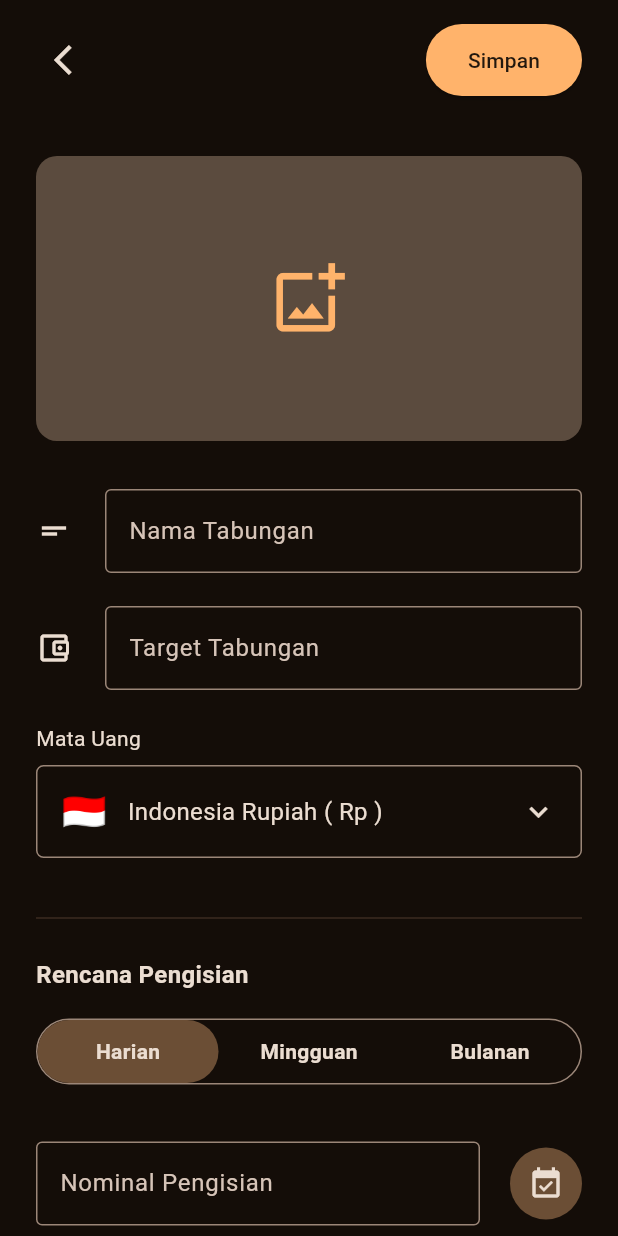
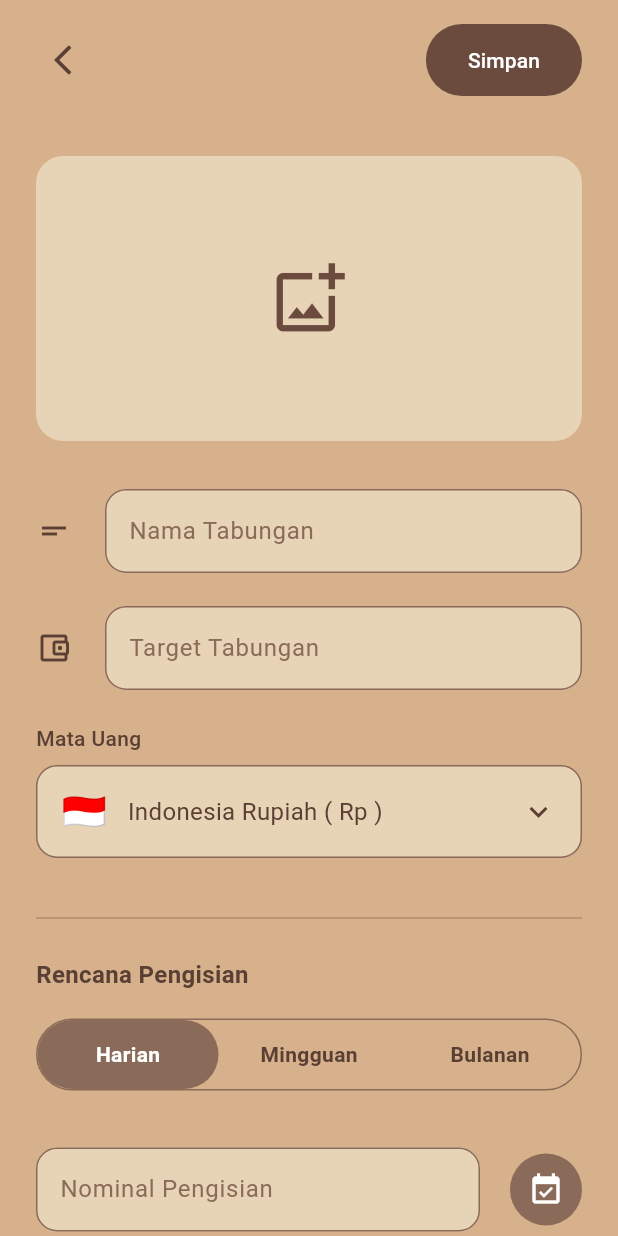
Before and after one commit to Ridrelog/plan-flex, a Flutter app: the TambahPage screen opened directly, on a phone screen of 412 x 824 dp. Run offline on Flutter 3.47's test engine with Material 3 defaults, Android fonts, the phone set to English and light mode, and no system bars; our stand-ins replace connectivity_plus, image_picker, sqflite; missing offline and left inert: flutter_internet_speed_test_pro; accounts and stored records are empty.

Commit message:
warna tabungan

```diff
--- a/lib/features/tabungan/tambah_page.dart
+++ b/lib/features/tabungan/tambah_page.dart
@@ -85,6 +85,7 @@ class _TambahPageState extends State<TambahPage> {
     }
 
     if (!mounted) return;
+
     Navigator.pop(context, true);
   }
 
@@ -98,10 +99,10 @@ class _TambahPageState extends State<TambahPage> {
 
   @override
   Widget build(BuildContext context) {
-    const bgColor = Color(0xFF140D08);
-    const cardColor = Color(0xFF5B4B3E);
-    const orange = Color(0xFFFFB36B);
-    const textColor = Color(0xFFEBDDD1);
+    const bgColor = Color(0xFFD6B18B);
+    const cardColor = Color(0xFFE7D3B5);
+    const orange = Color(0xFF6B4B3E);
+    const textColor = Color(0xFF5A4034);
 
     return Scaffold(
       backgroundColor: bgColor,
@@ -122,12 +123,15 @@ class _TambahPageState extends State<TambahPage> {
                       color: textColor,
                     ),
                   ),
+
                   const Spacer(),
+
                   ElevatedButton(
                     onPressed: simpanTabungan,
                     style: ElevatedButton.styleFrom(
                       backgroundColor: orange,
-                      foregroundColor: Colors.black87,
+                      foregroundColor: Colors.white,
+                      elevation: 0,
                       shape: RoundedRectangleBorder(
                         borderRadius: BorderRadius.circular(28),
                       ),
@@ -152,7 +156,7 @@ class _TambahPageState extends State<TambahPage> {
                   width: double.infinity,
                   decoration: BoxDecoration(
                     color: cardColor,
-                    borderRadius: BorderRadius.circular(14),
+                    borderRadius: BorderRadius.circular(18),
                   ),
                   child: gambarPath == null
                       ? const Icon(
@@ -161,7 +165,7 @@ class _TambahPageState extends State<TambahPage> {
                           size: 52,
                         )
                       : ClipRRect(
-                          borderRadius: BorderRadius.circular(14),
+                          borderRadius: BorderRadius.circular(18),
                           child: Image.file(
                             File(gambarPath!),
                             fit: BoxFit.cover,
@@ -195,6 +199,7 @@ class _TambahPageState extends State<TambahPage> {
                 style: TextStyle(
                   color: textColor,
                   fontSize: 14,
+                  fontWeight: FontWeight.w500,
                 ),
               ),
 
@@ -204,10 +209,11 @@ class _TambahPageState extends State<TambahPage> {
                 padding: const EdgeInsets.symmetric(horizontal: 16),
                 height: 62,
                 decoration: BoxDecoration(
+                  color: cardColor,
                   border: Border.all(
-                    color: const Color(0xFF9B8678),
+                    color: Color(0xFF8A6A58),
                   ),
-                  borderRadius: BorderRadius.circular(5),
+                  borderRadius: BorderRadius.circular(14),
                 ),
                 child: const Row(
                   children: [
@@ -215,7 +221,9 @@ class _TambahPageState extends State<TambahPage> {
                       '🇮🇩',
                       style: TextStyle(fontSize: 24),
                     ),
+
                     SizedBox(width: 14),
+
                     Expanded(
                       child: Text(
                         'Indonesia Rupiah ( Rp )',
@@ -225,6 +233,7 @@ class _TambahPageState extends State<TambahPage> {
                         ),
                       ),
                     ),
+
                     Icon(
                       Icons.keyboard_arrow_down,
                       color: textColor,
@@ -236,7 +245,7 @@ class _TambahPageState extends State<TambahPage> {
               const SizedBox(height: 32),
 
               const Divider(
-                color: Color(0xFF3A2A20),
+                color: Color(0xFFB38B6D),
               ),
 
               const SizedBox(height: 18),
@@ -253,12 +262,12 @@ class _TambahPageState extends State<TambahPage> {
               const SizedBox(height: 18),
 
               Container(
-                height: 44,
+                height: 48,
                 decoration: BoxDecoration(
                   border: Border.all(
-                    color: const Color(0xFF9B8678),
+                    color: const Color(0xFF8A6A58),
                   ),
-                  borderRadius: BorderRadius.circular(24),
+                  borderRadius: BorderRadius.circular(28),
                 ),
                 child: Row(
                   children: [
@@ -280,31 +289,38 @@ class _TambahPageState extends State<TambahPage> {
                       style: const TextStyle(
                         color: textColor,
                       ),
-                      decoration: const InputDecoration(
+                      decoration: InputDecoration(
+                        filled: true,
+                        fillColor: cardColor,
                         hintText: 'Nominal Pengisian',
-                        hintStyle: TextStyle(
-                          color: Color(0xFFD6C4B8),
+                        hintStyle: const TextStyle(
+                          color: Color(0xFF8A6A58),
                         ),
                         enabledBorder: OutlineInputBorder(
-                          borderSide: BorderSide(
-                            color: Color(0xFF9B8678),
+                          borderRadius: BorderRadius.circular(14),
+                          borderSide: const BorderSide(
+                            color: Color(0xFF8A6A58),
                           ),
                         ),
                         focusedBorder: OutlineInputBorder(
-                          borderSide: BorderSide(
+                          borderRadius: BorderRadius.circular(14),
+                          borderSide: const BorderSide(
                             color: orange,
+                            width: 2,
                           ),
                         ),
                       ),
                     ),
                   ),
+
                   const SizedBox(width: 20),
+
                   const CircleAvatar(
                     radius: 24,
-                    backgroundColor: Color(0xFF6B4E35),
+                    backgroundColor: Color(0xFF8A6A58),
                     child: Icon(
                       Icons.event_available,
-                      color: textColor,
+                      color: Colors.white,
                     ),
                   ),
                 ],
@@ -322,8 +338,9 @@ class _TambahPageState extends State<TambahPage> {
     required TextEditingController controller,
     TextInputType keyboardType = TextInputType.text,
   }) {
-    const textColor = Color(0xFFEBDDD1);
-    const orange = Color(0xFFFFB36B);
+    const textColor = Color(0xFF5A4034);
+    const orange = Color(0xFF6B4B3E);
+    const cardColor = Color(0xFFE7D3B5);
 
     return Row(
       children: [
@@ -331,7 +348,9 @@ class _TambahPageState extends State<TambahPage> {
           icon,
           color: textColor,
         ),
+
         const SizedBox(width: 22),
+
         Expanded(
           child: TextField(
             controller: controller,
@@ -340,18 +359,23 @@ class _TambahPageState extends State<TambahPage> {
               color: textColor,
             ),
             decoration: InputDecoration(
+              filled: true,
+              fillColor: cardColor,
               hintText: hint,
               hintStyle: const TextStyle(
-                color: Color(0xFFD6C4B8),
+                color: Color(0xFF8A6A58),
               ),
-              enabledBorder: const OutlineInputBorder(
-                borderSide: BorderSide(
-                  color: Color(0xFF9B8678),
+              enabledBorder: OutlineInputBorder(
+                borderRadius: BorderRadius.circular(14),
+                borderSide: const BorderSide(
+                  color: Color(0xFF8A6A58),
                 ),
               ),
-              focusedBorder: const OutlineInputBorder(
-                borderSide: BorderSide(
+              focusedBorder: OutlineInputBorder(
+                borderRadius: BorderRadius.circular(14),
+                borderSide: const BorderSide(
                   color: orange,
+                  width: 2,
                 ),
               ),
             ),
@@ -374,13 +398,15 @@ class _TambahPageState extends State<TambahPage> {
         child: Container(
           alignment: Alignment.center,
           decoration: BoxDecoration(
-            color: selected ? const Color(0xFF6B4E35) : Colors.transparent,
-            borderRadius: BorderRadius.circular(22),
+            color: selected
+                ? const Color(0xFF8A6A58)
+                : Colors.transparent,
+            borderRadius: BorderRadius.circular(24),
           ),
           child: Text(
             value,
-            style: const TextStyle(
-              color: Color(0xFFEBDDD1),
+            style: TextStyle(
+              color: selected ? Colors.white : const Color(0xFF5A4034),
               fontWeight: FontWeight.bold,
             ),
           ),
```
